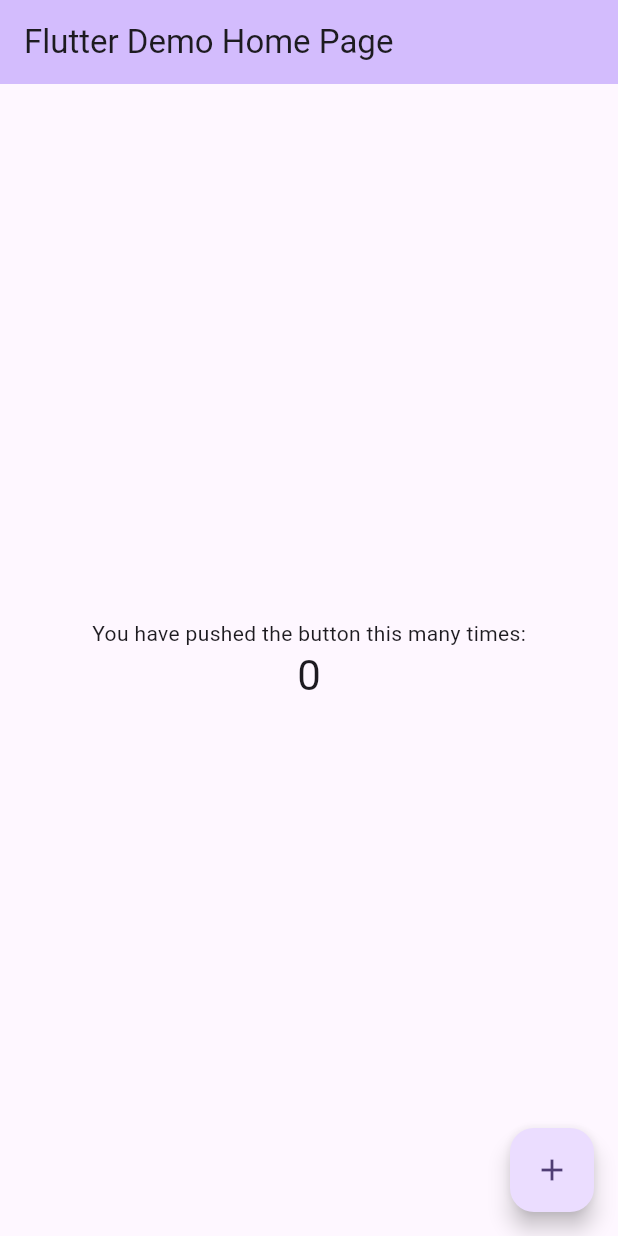
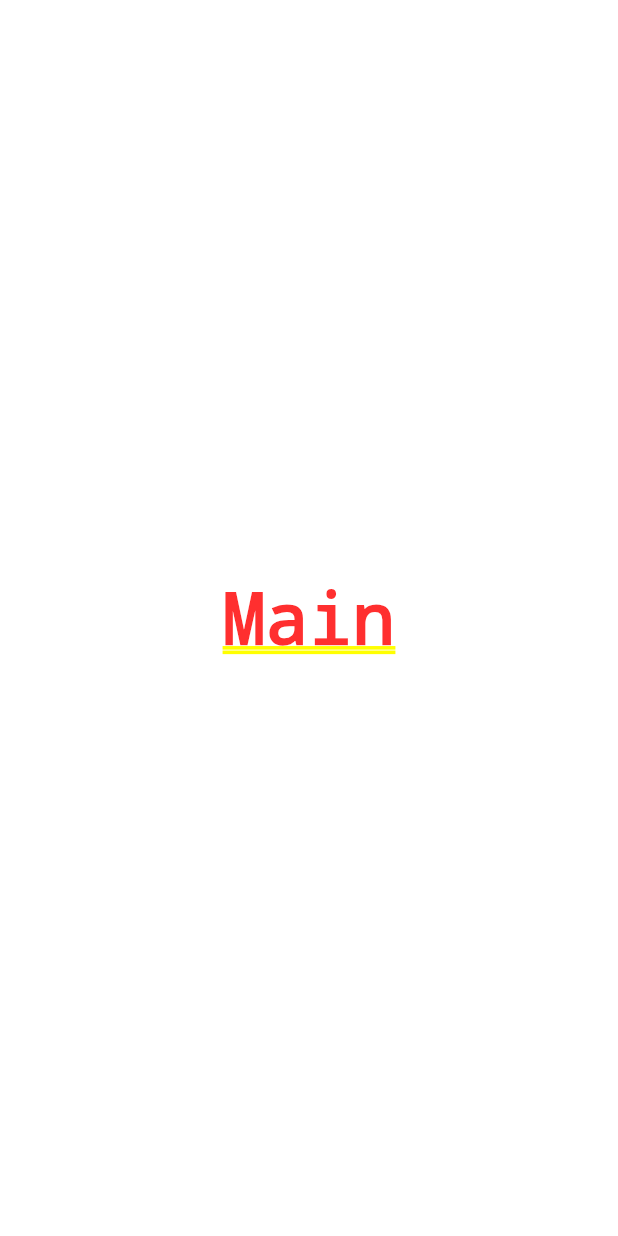
Before and after one commit to nyein2001/Custom-Bottom-App-Bar, a Flutter app: the screen it shows after launch, on a phone screen of 412 x 824 dp. Run offline on Flutter 3.47's test engine with Material 3 defaults, Android fonts, the light colour scheme and no system bars; our stand-ins replace flutter_bloc.

Commit message:
build code architecture

```diff
--- /dev/null
+++ b/lib/cubit/loading_cubit.dart
@@ -0,0 +1,13 @@
+import 'package:flutter_bloc/flutter_bloc.dart';
+
+class LoadingCubit extends Cubit<int> {
+  bool isOnline = true;
+  LoadingCubit() : super(0);
+
+  void handleGoOnlineOffline() async {
+    emit(2);
+    isOnline = !isOnline;
+    await Future.delayed(const Duration(seconds: 5));
+    isOnline ? emit(0) : emit(1);
+  }
+}
--- /dev/null
+++ b/lib/cubit/menu_cubit.dart
@@ -0,0 +1,13 @@
+import 'package:flutter_bloc/flutter_bloc.dart';
+
+abstract class AppMenuEvent {}
+
+class GoOnlineEvent extends AppMenuEvent {}
+
+class GoOfflineEvent extends AppMenuEvent {}
+
+class AppMenuCubit extends Cubit<int> {
+  AppMenuCubit() : super(0);
+
+  void changeSelectedMenu(int state) => emit(state);
+}
--- a/lib/main.dart
+++ b/lib/main.dart
@@ -1,4 +1,8 @@
+import 'package:custom_app_bar/cubit/loading_cubit.dart';
+import 'package:custom_app_bar/cubit/menu_cubit.dart';
 import 'package:flutter/material.dart';
+import 'package:flutter_bloc/flutter_bloc.dart';
+import 'package:provider/provider.dart';
 
 void main() {
   runApp(const MyApp());
@@ -7,119 +11,57 @@
 class MyApp extends StatelessWidget {
   const MyApp({super.key});
 
-  // This widget is the root of your application.
   @override
   Widget build(BuildContext context) {
-    return MaterialApp(
-      title: 'Flutter Demo',
-      theme: ThemeData(
-        // This is the theme of your application.
-        //
-        // TRY THIS: Try running your application with "flutter run". You'll see
-        // the application has a purple toolbar. Then, without quitting the app,
-        // try changing the seedColor in the colorScheme below to Colors.green
-        // and then invoke "hot reload" (save your changes or press the "hot
-        // reload" button in a Flutter-supported IDE, or press "r" if you used
-        // the command line to start the app).
-        //
-        // Notice that the counter didn't reset back to zero; the application
-        // state is not lost during the reload. To reset the state, use hot
-        // restart instead.
-        //
-        // This works for code too, not just values: Most code changes can be
-        // tested with just a hot reload.
-        colorScheme: ColorScheme.fromSeed(seedColor: Colors.deepPurple),
-        useMaterial3: true,
+    return MultiProvider(
+      providers: [
+        BlocProvider<AppMenuCubit>(
+            create: (BuildContext context) => AppMenuCubit()),
+        BlocProvider<LoadingCubit>(
+            create: (BuildContext context) => LoadingCubit()),
+      ],
+      child: MaterialApp(
+        debugShowCheckedModeBanner: false,
+        title: 'Custom Bottom AppBar',
+        theme: ThemeData(
+          colorScheme: ColorScheme.fromSeed(seedColor: Colors.deepPurple),
+          useMaterial3: true,
+        ),
+        home: const MyHomePage(title: 'Custom Bottom AppBar Demo'),
       ),
-      home: const MyHomePage(title: 'Flutter Demo Home Page'),
     );
   }
 }
 
 class MyHomePage extends StatefulWidget {
   const MyHomePage({super.key, required this.title});
-
-  // This widget is the home page of your application. It is stateful, meaning
-  // that it has a State object (defined below) that contains fields that affect
-  // how it looks.
-
-  // This class is the configuration for the state. It holds the values (in this
-  // case the title) provided by the parent (in this case the App widget) and
-  // used by the build method of the State. Fields in a Widget subclass are
-  // always marked "final".
-
   final String title;
-
   @override
   State<MyHomePage> createState() => _MyHomePageState();
 }
 
-class _MyHomePageState extends State<MyHomePage> {
-  int _counter = 0;
+class _MyHomePageState extends State<MyHomePage>
+    with SingleTickerProviderStateMixin {
+  late AnimationController _controller;
 
-  void _incrementCounter() {
-    setState(() {
-      // This call to setState tells the Flutter framework that something has
-      // changed in this State, which causes it to rerun the build method below
-      // so that the display can reflect the updated values. If we changed
-      // _counter without calling setState(), then the build method would not be
-      // called again, and so nothing would appear to happen.
-      _counter++;
-    });
+  @override
+  void initState() {
+    super.initState();
+    _controller = (AnimationController(
+        vsync: this, duration: const Duration(microseconds: 1200)))
+      ..repeat();
+  }
+
+  @override
+  void dispose() {
+    super.dispose();
+    _controller.dispose();
   }
 
   @override
   Widget build(BuildContext context) {
-    // This method is rerun every time setState is called, for instance as done
-    // by the _incrementCounter method above.
-    //
-    // The Flutter framework has been optimized to make rerunning build methods
-    // fast, so that you can just rebuild anything that needs updating rather
-    // than having to individually change instances of widgets.
-    return Scaffold(
-      appBar: AppBar(
-        // TRY THIS: Try changing the color here to a specific color (to
-        // Colors.amber, perhaps?) and trigger a hot reload to see the AppBar
-        // change color while the other colors stay the same.
-        backgroundColor: Theme.of(context).colorScheme.inversePrimary,
-        // Here we take the value from the MyHomePage object that was created by
-        // the App.build method, and use it to set our appbar title.
-        title: Text(widget.title),
-      ),
-      body: Center(
-        // Center is a layout widget. It takes a single child and positions it
-        // in the middle of the parent.
-        child: Column(
-          // Column is also a layout widget. It takes a list of children and
-          // arranges them vertically. By default, it sizes itself to fit its
-          // children horizontally, and tries to be as tall as its parent.
-          //
-          // Column has various properties to control how it sizes itself and
-          // how it positions its children. Here we use mainAxisAlignment to
-          // center the children vertically; the main axis here is the vertical
-          // axis because Columns are vertical (the cross axis would be
-          // horizontal).
-          //
-          // TRY THIS: Invoke "debug painting" (choose the "Toggle Debug Paint"
-          // action in the IDE, or press "p" in the console), to see the
-          // wireframe for each widget.
-          mainAxisAlignment: MainAxisAlignment.center,
-          children: <Widget>[
-            const Text(
-              'You have pushed the button this many times:',
-            ),
-            Text(
-              '$_counter',
-              style: Theme.of(context).textTheme.headlineMedium,
-            ),
-          ],
-        ),
-      ),
-      floatingActionButton: FloatingActionButton(
-        onPressed: _incrementCounter,
-        tooltip: 'Increment',
-        child: const Icon(Icons.add),
-      ), // This trailing comma makes auto-formatting nicer for build methods.
+    return Center(
+      child: Text('Main'),
     );
   }
 }
--- a/pubspec.yaml
+++ b/pubspec.yaml
@@ -35,6 +35,8 @@ dependencies:
   # The following adds the Cupertino Icons font to your application.
   # Use with the CupertinoIcons class for iOS style icons.
   cupertino_icons: ^1.0.2
+  provider: ^6.1.1
+  flutter_bloc: ^8.1.3
 
 dev_dependencies:
   flutter_test:
```
Also changed, not shown: lib/screens/drive_screen.dart (added, +17 -0 lines), lib/screens/earning_screen.dart (added, +16 -0 lines), pubspec.lock.
